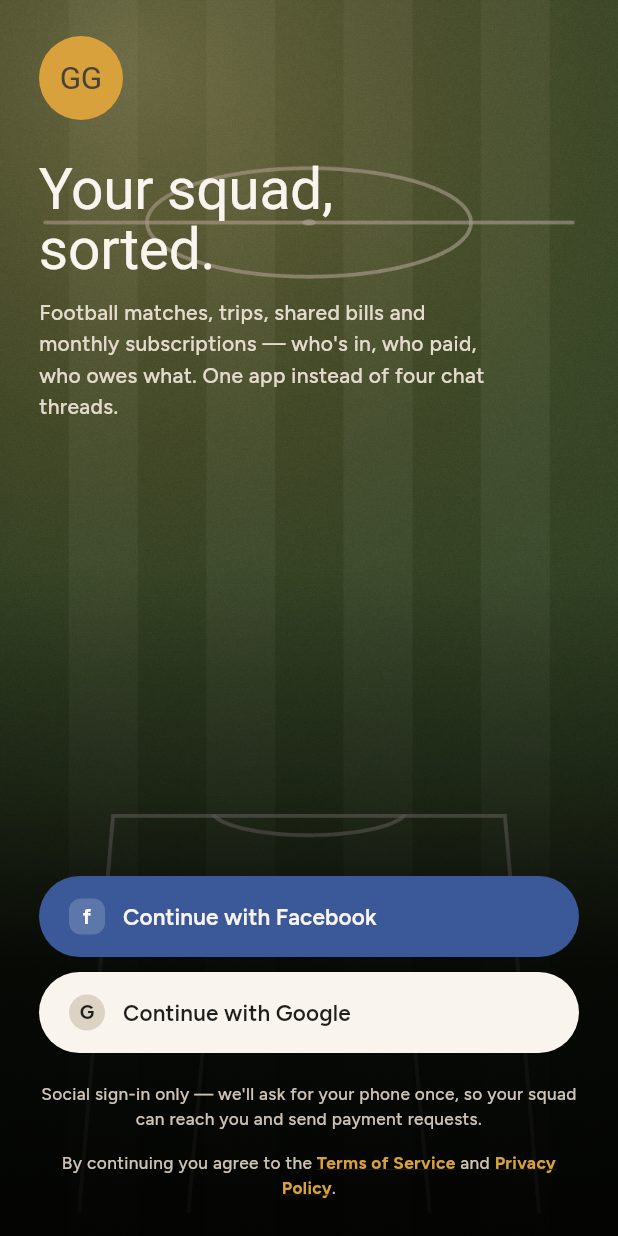
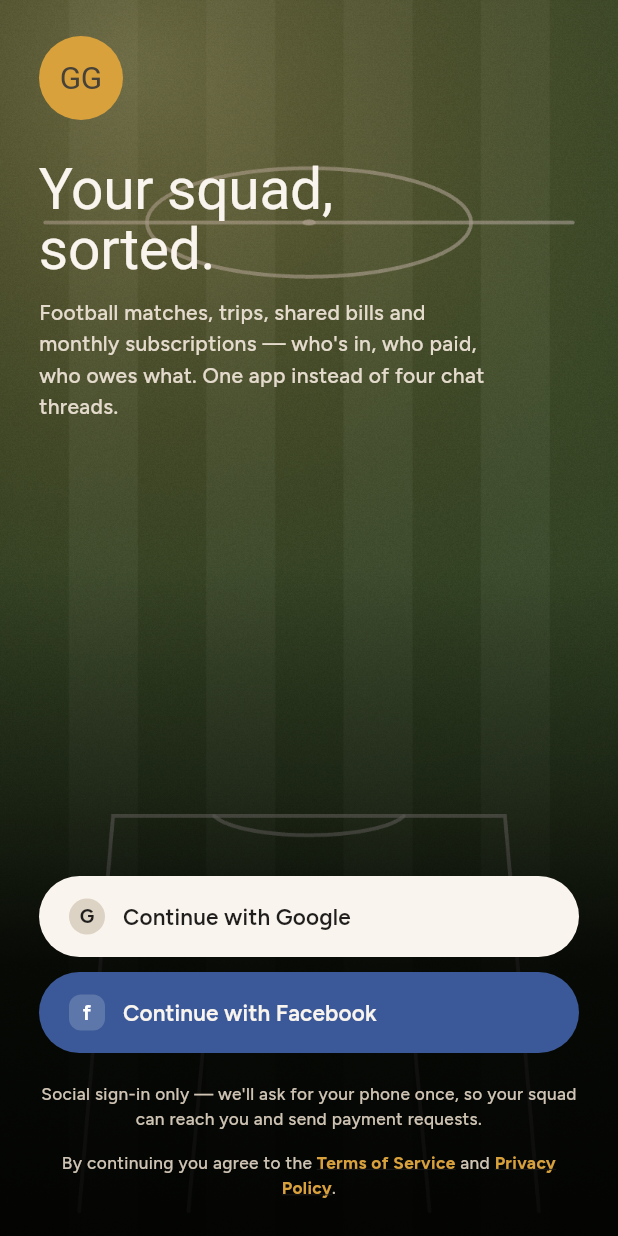
Before and after one commit to Scholar17/SquadHQ, a Flutter app: the screen it shows after launch, on a phone screen of 412 x 824 dp. Run offline on Flutter 3.47's test engine with Material 3 defaults, Android fonts, the phone set to English and light mode, and no system bars; our stand-ins replace dartz, equatable, firebase_core, firebase_messaging, flutter_bloc, flutter_local_notifications and 9 more; missing offline and left inert: gal; accounts and stored records are empty; Roboto replaces fonts that are missing (Caprasimo); statements that could not run were skipped.

Commit message:
Login: Google button first
Co-Authored-By: Claude Opus 5.5 <noreply@anthropic.com>

```diff
--- a/lib/features/auth/presentation/pages/login_page.dart
+++ b/lib/features/auth/presentation/pages/login_page.dart
@@ -134,19 +134,19 @@ class _LoginPageState extends State<LoginPage> {
                                   final isLoading = state is AuthLoading;
                                   return Column(
                                     children: [
+                                      SocialLoginButton.google(
+                                        onPressed: isLoading
+                                            ? null
+                                            : () => context.read<AuthBloc>().add(
+                                                const AuthGoogleSignInRequested(),
+                                              ),
+                                      ),
+                                      const SizedBox(height: 10),
                                       SocialLoginButton.facebook(
                                         onPressed: isLoading
                                             ? null
                                             : () => context.read<AuthBloc>().add(
                                                 const AuthFacebookSignInRequested(),
-                                              ),
-                                      ),
-                                      const SizedBox(height: 10),
-                                      SocialLoginButton.google(
-                                        onPressed: isLoading
-                                            ? null
-                                            : () => context.read<AuthBloc>().add(
-                                                const AuthGoogleSignInRequested(),
                                               ),
                                       ),
                                       if (isLoading) ...[
```
